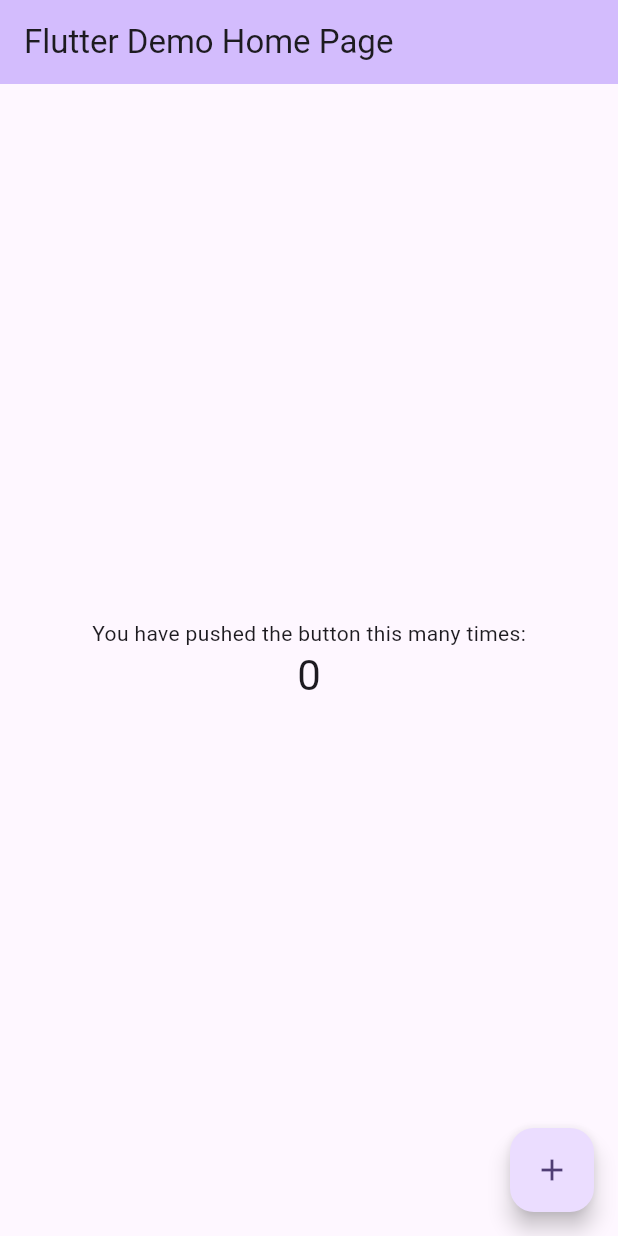
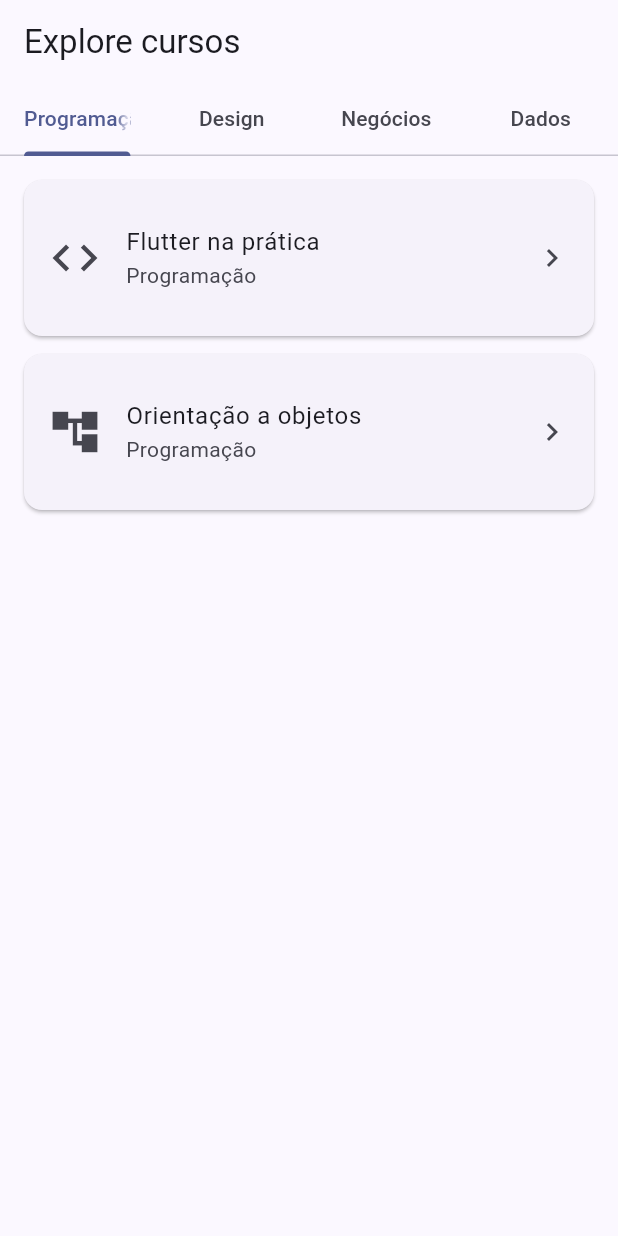
Before and after one commit to Kaiob0694/controles_UI, a Flutter app: the screen it shows after launch, on a phone screen of 412 x 824 dp. Run offline on Flutter 3.47's test engine with Material 3 defaults, Android fonts, the phone set to English and light mode, and no system bars.

Commit message:
segundo commit

```diff
--- a/lib/main.dart
+++ b/lib/main.dart
@@ -1,122 +1,187 @@
 import 'package:flutter/material.dart';
 
-void main() {
-  runApp(const MyApp());
+void main() => runApp(const AppCursos());
+
+class Curso {
+  final String titulo;
+  final String categoria;
+  final IconData icone;
+  final int horas;
+
+
+  const Curso(this.titulo, this.categoria, this.icone, this.horas);
 }
 
-class MyApp extends StatelessWidget {
-  const MyApp({super.key});
+const categorias = ['Programação', 'Design', 'Negócios', 'Dados' ];
 
-  // This widget is the root of your application.
+const cursos = [
+  Curso('Flutter na prática', 'Programação', Icons.code, 230),
+  Curso('Orientação a objetos', 'Programação', Icons.account_tree, 100),
+  Curso('Interfaces acessíveis', 'Design', Icons.accessibility_new, 150),
+  Curso('Design de interfaces', 'Design', Icons.palette, 215),
+  Curso('Banco SQL', 'Dados', Icons.business_outlined, 215),
+  Curso('Gestão de projetos', 'Negócios', Icons.business_center, 150),
+];
+
+class AppCursos extends StatelessWidget {
+  const AppCursos({super.key});
+
   @override
   Widget build(BuildContext context) {
     return MaterialApp(
-      title: 'Flutter Demo',
+      debugShowCheckedModeBanner: false,
       theme: ThemeData(
-        // This is the theme of your application.
-        //
-        // TRY THIS: Try running your application with "flutter run". You'll see
-        // the application has a purple toolbar. Then, without quitting the app,
-        // try changing the seedColor in the colorScheme below to Colors.green
-        // and then invoke "hot reload" (save your changes or press the "hot
-        // reload" button in a Flutter-supported IDE, or press "r" if you used
-        // the command line to start the app).
-        //
-        // Notice that the counter didn't reset back to zero; the application
-        // state is not lost during the reload. To reset the state, use hot
-        // restart instead.
-        //
-        // This works for code too, not just values: Most code changes can be
-        // tested with just a hot reload.
-        colorScheme: .fromSeed(seedColor: Colors.deepPurple),
+        colorSchemeSeed: Colors.indigo,
+        useMaterial3: true,
       ),
-      home: const MyHomePage(title: 'Flutter Demo Home Page'),
+      home: DefaultTabController(
+        length: categorias.length,
+        child: Scaffold(
+          appBar: AppBar(
+            title: const Text('Explore cursos'),
+            bottom: TabBar(
+              tabs: [
+                for (final categoria in categorias)
+                  Tab(text: categoria),
+              ],
+            ),
+          ),
+          body: TabBarView(
+            children: [
+              for (final categoria in categorias)
+                ListaCursos(categoria: categoria),
+            ],
+          ),
+        ),
+      ),
     );
   }
 }
 
-class MyHomePage extends StatefulWidget {
-  const MyHomePage({super.key, required this.title});
+class ListaCursos extends StatelessWidget {
+  final String categoria;
 
-  // This widget is the home page of your application. It is stateful, meaning
-  // that it has a State object (defined below) that contains fields that affect
-  // how it looks.
-
-  // This class is the configuration for the state. It holds the values (in this
-  // case the title) provided by the parent (in this case the App widget) and
-  // used by the build method of the State. Fields in a Widget subclass are
-  // always marked "final".
-
-  final String title;
-
-  @override
-  State<MyHomePage> createState() => _MyHomePageState();
-}
-
-class _MyHomePageState extends State<MyHomePage> {
-  int _counter = 0;
-
-  void _incrementCounter() {
-    setState(() {
-      // This call to setState tells the Flutter framework that something has
-      // changed in this State, which causes it to rerun the build method below
-      // so that the display can reflect the updated values. If we changed
-      // _counter without calling setState(), then the build method would not be
-      // called again, and so nothing would appear to happen.
-      _counter++;
-    });
-  }
+  const ListaCursos({super.key, required this.categoria});
 
   @override
   Widget build(BuildContext context) {
-    // This method is rerun every time setState is called, for instance as done
-    // by the _incrementCounter method above.
-    //
-    // The Flutter framework has been optimized to make rerunning build methods
-    // fast, so that you can just rebuild anything that needs updating rather
-    // than having to individually change instances of widgets.
-    return Scaffold(
-      appBar: AppBar(
-        // TRY THIS: Try changing the color here to a specific color (to
-        // Colors.amber, perhaps?) and trigger a hot reload to see the AppBar
-        // change color while the other colors stay the same.
-        backgroundColor: Theme.of(context).colorScheme.inversePrimary,
-        // Here we take the value from the MyHomePage object that was created by
-        // the App.build method, and use it to set our appbar title.
-        title: Text(widget.title),
-      ),
-      body: Center(
-        // Center is a layout widget. It takes a single child and positions it
-        // in the middle of the parent.
-        child: Column(
-          // Column is also a layout widget. It takes a list of children and
-          // arranges them vertically. By default, it sizes itself to fit its
-          // children horizontally, and tries to be as tall as its parent.
-          //
-          // Column has various properties to control how it sizes itself and
-          // how it positions its children. Here we use mainAxisAlignment to
-          // center the children vertically; the main axis here is the vertical
-          // axis because Columns are vertical (the cross axis would be
-          // horizontal).
-          //
-          // TRY THIS: Invoke "debug painting" (choose the "Toggle Debug Paint"
-          // action in the IDE, or press "p" in the console), to see the
-          // wireframe for each widget.
-          mainAxisAlignment: .center,
-          children: [
-            const Text('You have pushed the button this many times:'),
-            Text(
-              '$_counter',
-              style: Theme.of(context).textTheme.headlineMedium,
-            ),
-          ],
+    final filtrados =
+        cursos.where((curso) => curso.categoria == categoria).toList();
+
+    return ListView.builder(
+      padding: const EdgeInsets.all(16),
+      itemCount: filtrados.length,
+      itemBuilder: (context, index) {
+        final curso = filtrados[index];
+
+        return CursoCard(
+          curso: curso,
+          onTap: () {
+            Navigator.of(context).push(
+              MaterialPageRoute<void>(
+                builder: (_) => DetalhesCurso(curso: curso),
+              ),
+            );
+          },
+        );
+      },
+    );
+  }
+}
+
+class CursoCard extends StatelessWidget {
+  final Curso curso;
+  final VoidCallback onTap;
+
+  const CursoCard({
+    super.key,
+    required this.curso,
+    required this.onTap,
+  });
+
+  @override
+  Widget build(BuildContext context) {
+    return Card(
+      clipBehavior: Clip.antiAlias,
+      margin: const EdgeInsets.only(bottom: 12),
+      child: ListTile(
+        contentPadding: const EdgeInsets.all(16),
+        leading: Hero(
+          tag: curso.titulo,
+          child: Icon(curso.icone, size: 36),
         ),
-      ),
-      floatingActionButton: FloatingActionButton(
-        onPressed: _incrementCounter,
-        tooltip: 'Increment',
-        child: const Icon(Icons.add),
+        title: Text(curso.titulo),
+        subtitle: Text(curso.categoria),
+        trailing: const Icon(Icons.chevron_right),
+        onTap: onTap,
       ),
     );
   }
 }
+
+class DetalhesCurso extends StatefulWidget {
+  final Curso curso;
+
+  const DetalhesCurso({super.key, required this.curso});
+
+  @override
+  State<DetalhesCurso> createState() => _DetalhesCursoState();
+}
+
+class _DetalhesCursoState extends State<DetalhesCurso> {
+  bool favorito = false;
+
+  @override
+  Widget build(BuildContext context) {
+    final cores = Theme.of(context).colorScheme;
+    final reduzirMovimento = MediaQuery.disableAnimationsOf(context);
+
+    return Scaffold(
+      appBar: AppBar(title: const Text('Detalhes do curso')),
+      body: ListView(
+        padding: const EdgeInsets.all(24),
+        children: [
+          Hero(
+            tag: widget.curso.titulo,
+            child: Icon(widget.curso.icone, size: 96),
+          ),
+          const SizedBox(height: 24),
+          Text(
+            widget.curso.titulo,
+            style: Theme.of(context).textTheme.headlineMedium,
+          ),
+          const SizedBox(height: 8),
+          Text(widget.curso.categoria),
+          const SizedBox(height: 8),
+          Text('${widget.curso.horas} horas'),
+          const SizedBox(height: 24),
+          Center(
+            child: AnimatedContainer(
+              duration: Duration(
+                milliseconds: reduzirMovimento ? 0 : 200,
+              ),
+              padding: EdgeInsets.all(favorito ? 12 : 4),
+              decoration: BoxDecoration(
+                color: favorito
+                    ? cores.primaryContainer
+                    : cores.surface,
+                shape: BoxShape.circle,
+              ),
+              child: IconButton(
+                tooltip: favorito
+                    ? 'Remover dos favoritos'
+                    : 'Adicionar aos favoritos',
+                isSelected: favorito,
+                selectedIcon: const Icon(Icons.favorite),
+                icon: const Icon(Icons.favorite_border),
+                onPressed: () {
+                  setState(() => favorito = !favorito);
+                },
+              ),
+            ),
+          ),
+        ],
+      ),
+    );
+  }
+}
```
Also changed, not shown: 1 other file.
